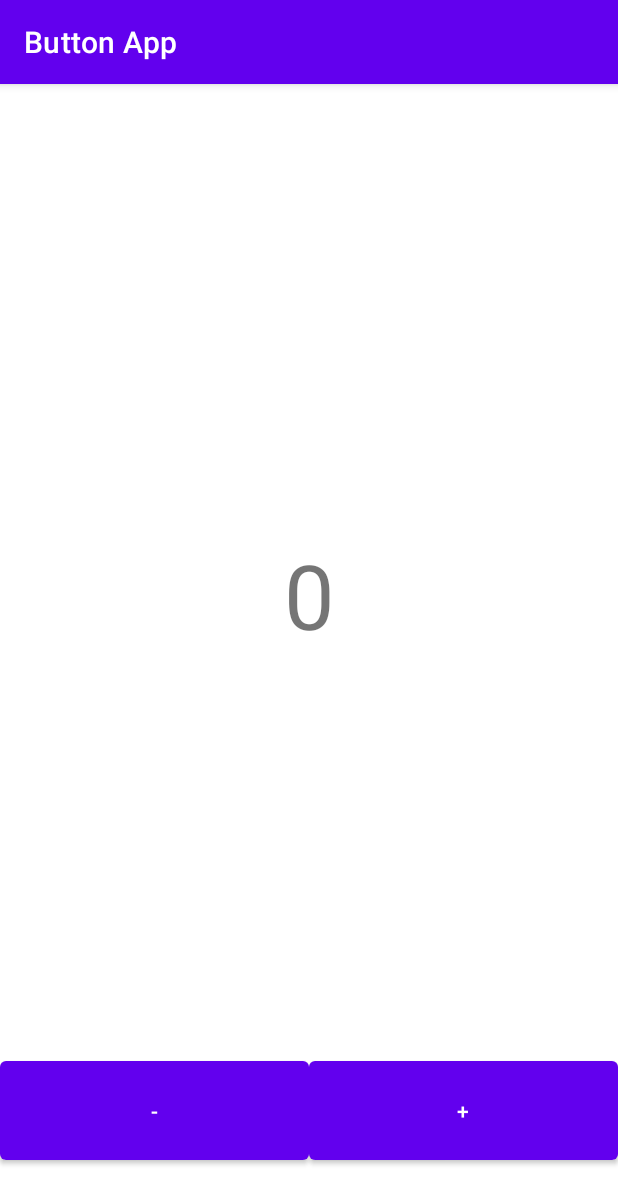
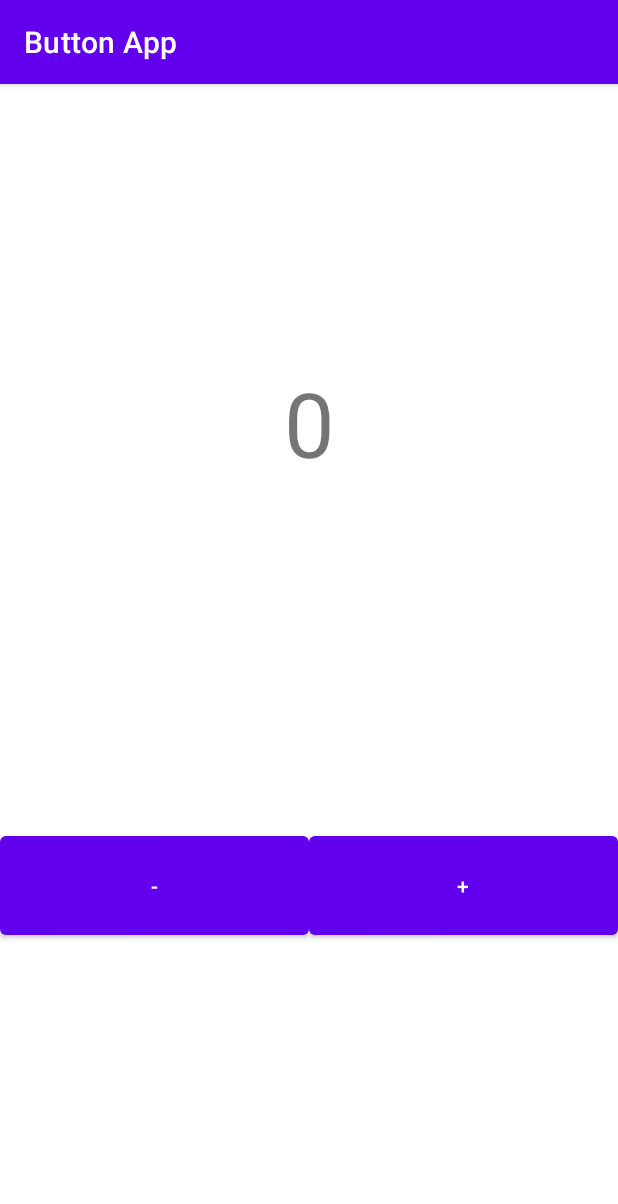
Before and after one commit to Ohoodkhalid/ButtonApp, an Android app: the screen it shows after launch (MainActivity), on a phone screen of 412 x 824 dp. Shown: the top 1204 px of the screen. Run offline under Robolectric (Android 15) with nearby library versions, the phone set to English and light mode, and no system bars.

Commit message:
edit something--

```diff
--- a/app/src/main/java/com/example/buttonapp/MainActivity.kt
+++ b/app/src/main/java/com/example/buttonapp/MainActivity.kt
@@ -45,6 +45,7 @@ class MainActivity : AppCompatActivity() {
     }
 
     fun decrease() {
+        count--
         when {
             count == 0 -> {
                 mytext.text = count.toString()
--- a/app/src/main/res/layout/activity_main.xml
+++ b/app/src/main/res/layout/activity_main.xml
@@ -10,7 +10,7 @@
         android:id="@+id/tView"
         android:layout_width="405dp"
         android:layout_height="80dp"
-        android:layout_marginBottom="265dp"
+        android:layout_marginBottom="230dp"
         android:text="0"
         android:textAlignment="center"
         android:textSize="60sp"
@@ -22,7 +22,7 @@
         android:id="@+id/linearLayout"
         android:layout_width="match_parent"
         android:layout_height="wrap_content"
-        android:layout_marginTop="600dp"
+        android:layout_marginTop="300dp"
         android:orientation="horizontal"
         app:layout_constraintBottom_toBottomOf="parent"
         app:layout_constraintEnd_toEndOf="parent"
```
